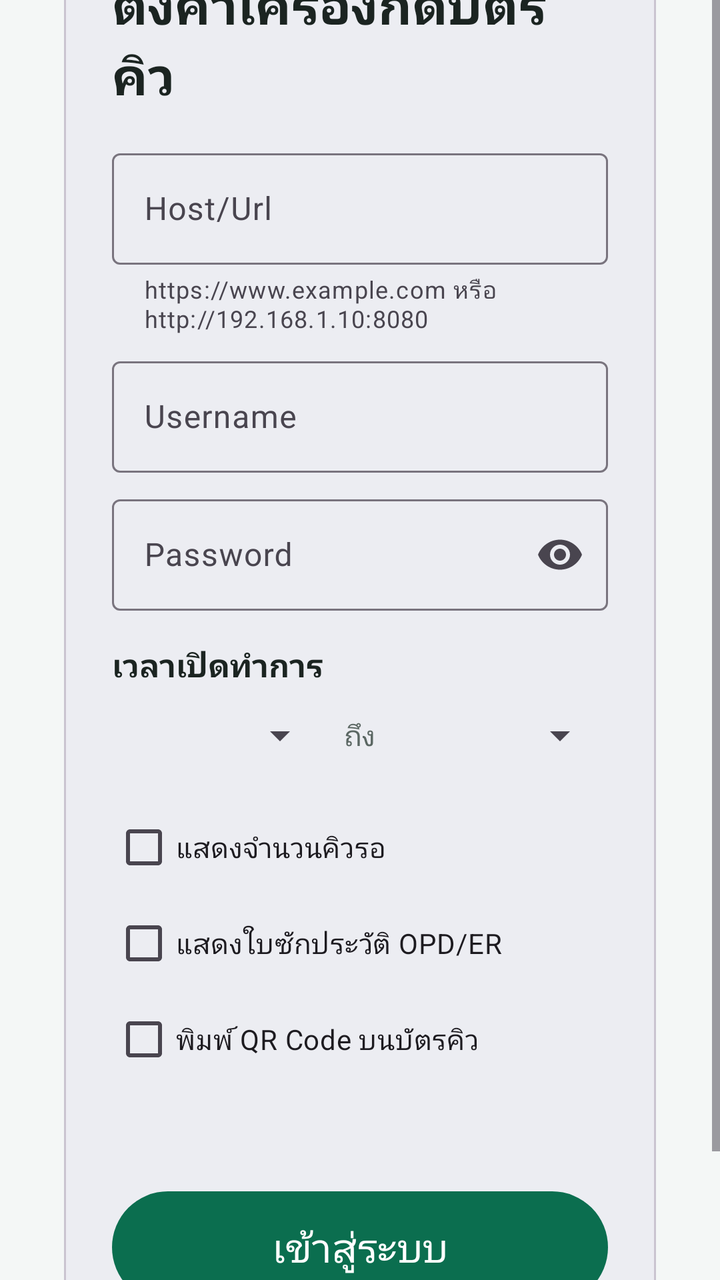
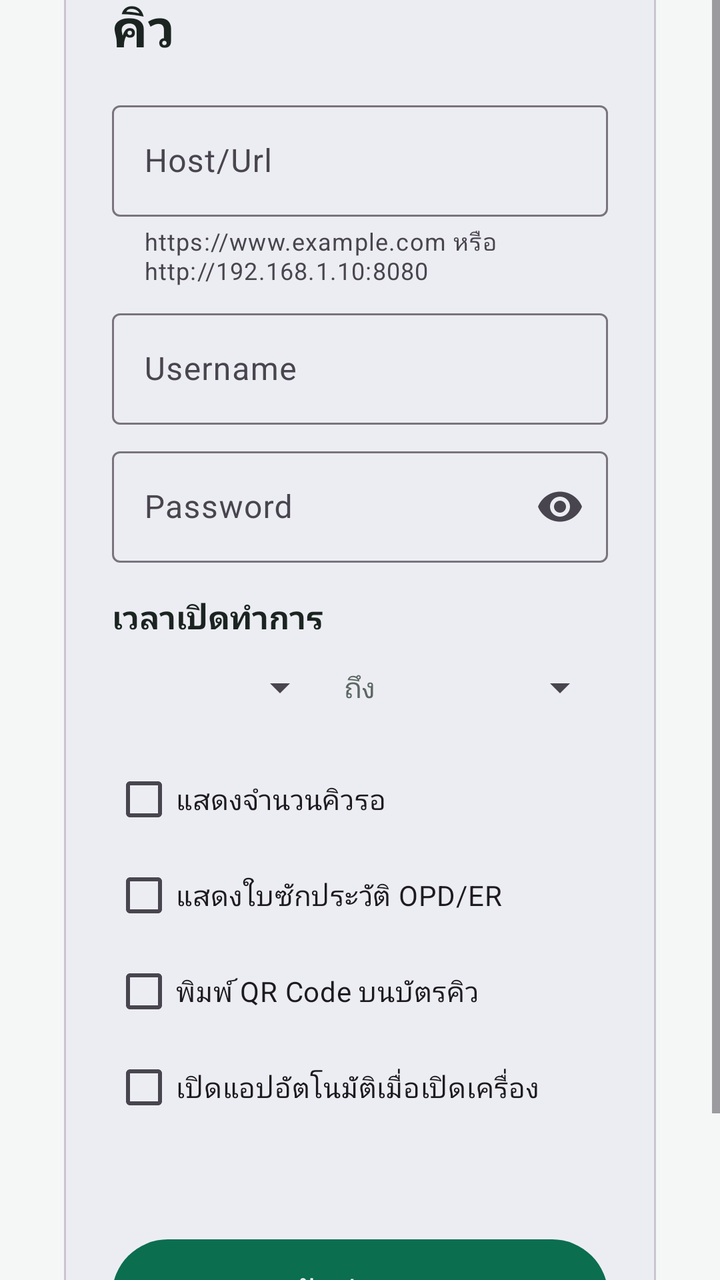

Screens rendered from an Android XML layout before and after an edit, with the pre-edit source and the edit as a unified diff.
<!-- AndroidManifest.xml: application theme Theme.QueueKiosk -->
<!-- res/layout/activity_login.xml -->
<?xml version="1.0" encoding="utf-8"?>
<ScrollView xmlns:android="http://schemas.android.com/apk/res/android"
    xmlns:app="http://schemas.android.com/apk/res-auto"
    android:layout_width="match_parent"
    android:layout_height="match_parent"
    android:background="@color/background"
    android:fillViewport="true">

    <LinearLayout
        android:layout_width="match_parent"
        android:layout_height="wrap_content"
        android:layout_gravity="center"
        android:gravity="center_horizontal"
        android:orientation="vertical"
        android:padding="32dp">

        <com.google.android.material.card.MaterialCardView
            android:layout_width="match_parent"
            android:layout_height="wrap_content"
            app:cardCornerRadius="16dp"
            app:cardElevation="2dp">

            <LinearLayout
                android:layout_width="match_parent"
                android:layout_height="wrap_content"
                android:orientation="vertical"
                android:padding="24dp">

                <TextView
                    android:layout_width="wrap_content"
                    android:layout_height="wrap_content"
                    android:text="@string/login_title"
                    android:textColor="@color/text_primary"
                    android:textSize="26sp"
                    android:textStyle="bold" />

                <com.google.android.material.textfield.TextInputLayout
                    style="@style/Widget.Material3.TextInputLayout.OutlinedBox"
                    android:layout_width="match_parent"
                    android:layout_height="wrap_content"
                    android:layout_marginTop="16dp"
                    android:hint="@string/login_url"
                    app:helperText="@string/login_url_hint">

                    <com.google.android.material.textfield.TextInputEditText
                        android:id="@+id/loginUrl"
                        android:layout_width="match_parent"
                        android:layout_height="wrap_content"
                        android:imeOptions="actionNext"
                        android:inputType="textUri" />
                </com.google.android.material.textfield.TextInputLayout>

                <com.google.android.material.textfield.TextInputLayout
                    style="@style/Widget.Material3.TextInputLayout.OutlinedBox"
                    android:layout_width="match_parent"
                    android:layout_height="wrap_content"
                    android:layout_marginTop="8dp"
                    android:hint="@string/login_username">

                    <com.google.android.material.textfield.TextInputEditText
                        android:id="@+id/loginUsername"
                        android:layout_width="match_parent"
                        android:layout_height="wrap_content"
                        android:imeOptions="actionNext"
                        android:inputType="text" />
                </com.google.android.material.textfield.TextInputLayout>

                <com.google.android.material.textfield.TextInputLayout
                    style="@style/Widget.Material3.TextInputLayout.OutlinedBox"
                    android:layout_width="match_parent"
                    android:layout_height="wrap_content"
                    android:layout_marginTop="8dp"
                    android:hint="@string/login_password"
                    app:endIconMode="password_toggle">

                    <com.google.android.material.textfield.TextInputEditText
                        android:id="@+id/loginPassword"
                        android:layout_width="match_parent"
                        android:layout_height="wrap_content"
                        android:imeOptions="actionDone"
                        android:inputType="textPassword" />
                </com.google.android.material.textfield.TextInputLayout>

                <TextView
                    android:layout_width="wrap_content"
                    android:layout_height="wrap_content"
                    android:layout_marginTop="16dp"
                    android:text="@string/login_working_hours"
                    android:textColor="@color/text_primary"
                    android:textSize="16sp"
                    android:textStyle="bold" />

                <LinearLayout
                    android:layout_width="match_parent"
                    android:layout_height="wrap_content"
                    android:gravity="center_vertical"
                    android:orientation="horizontal">

                    <Spinner
                        android:id="@+id/loginOpenHour"
                        android:layout_width="0dp"
                        android:layout_height="48dp"
                        android:layout_weight="1" />

                    <TextView
                        android:layout_width="wrap_content"
                        android:layout_height="wrap_content"
                        android:layout_marginStart="8dp"
                        android:layout_marginEnd="8dp"
                        android:text="@string/login_to"
                        android:textColor="@color/text_secondary" />

                    <Spinner
                        android:id="@+id/loginCloseHour"
                        android:layout_width="0dp"
                        android:layout_height="48dp"
                        android:layout_weight="1" />
                </LinearLayout>

                <com.google.android.material.checkbox.MaterialCheckBox
                    android:id="@+id/loginShowTotal"
                    android:layout_width="wrap_content"
                    android:layout_height="wrap_content"
                    android:layout_marginTop="8dp"
                    android:text="@string/login_show_total" />

                <com.google.android.material.checkbox.MaterialCheckBox
                    android:id="@+id/loginShowHistory"
                    android:layout_width="wrap_content"
                    android:layout_height="wrap_content"
                    android:text="@string/login_show_history" />

                <com.google.android.material.checkbox.MaterialCheckBox
                    android:id="@+id/loginShowQr"
                    android:layout_width="wrap_content"
                    android:layout_height="wrap_content"
                    android:text="@string/login_show_qr" />

                <TextView
                    android:id="@+id/loginStatus"
                    android:layout_width="match_parent"
                    android:layout_height="wrap_content"
                    android:layout_marginTop="12dp"
                    android:gravity="center"
                    android:minHeight="24dp"
                    android:textSize="16sp" />

                <ProgressBar
                    android:id="@+id/loginProgress"
                    android:layout_width="32dp"
                    android:layout_height="32dp"
                    android:layout_gravity="center"
                    android:indeterminateTint="@color/brand"
                    android:visibility="gone" />

                <com.google.android.material.button.MaterialButton
                    android:id="@+id/loginButton"
                    android:layout_width="match_parent"
                    android:layout_height="64dp"
                    android:layout_marginTop="12dp"
                    android:text="@string/login_button"
                    android:textSize="20sp" />
            </LinearLayout>
        </com.google.android.material.card.MaterialCardView>
    </LinearLayout>
</ScrollView>
<!-- resources referenced by this layout -->
<resources>
  <color name="background">#F4F7F6</color>
  <color name="brand">#0B6E4F</color>
  <color name="text_primary">#1B2421</color>
  <color name="text_secondary">#5B6763</color>
  <string name="login_button">เข้าสู่ระบบ</string>
  <string name="login_password">Password</string>
  <string name="login_show_history">แสดงใบซักประวัติ OPD/ER</string>
  <string name="login_show_qr">พิมพ์ QR Code บนบัตรคิว</string>
  <string name="login_show_total">แสดงจำนวนคิวรอ</string>
  <string name="login_title">ตั้งค่าเครื่องกดบัตรคิว</string>
  <string name="login_to">ถึง</string>
  <string name="login_url">Host/Url</string>
  <string name="login_url_hint">https://www.example.com หรือ http://192.168.1.10:8080</string>
  <string name="login_username">Username</string>
  <string name="login_working_hours">เวลาเปิดทำการ</string>
  <style name="Theme.QueueKiosk" parent="Theme.Material3.Light.NoActionBar">
          <item name="colorPrimary">@color/brand</item>
          <item name="colorOnPrimary">@color/white</item>
          <item name="colorPrimaryContainer">@color/brand_light</item>
          <item name="colorOnPrimaryContainer">@color/brand</item>
          <item name="colorSecondaryContainer">@color/brand_light</item>
          <item name="colorOnSecondaryContainer">@color/brand</item>
          <item name="android:windowBackground">@color/background</item>
      </style>
  <color name="white">#FFFFFF</color>
  <color name="brand_light">#DDF2EA</color>
</resources>

<!-- the commit's change to res/layout/activity_login.xml (unified diff, before → after) -->
@@ -136,6 +136,27 @@
                     android:layout_height="wrap_content"
                     android:text="@string/login_show_qr" />
 
+                <com.google.android.material.checkbox.MaterialCheckBox
+                    android:id="@+id/loginAutoStart"
+                    android:layout_width="wrap_content"
+                    android:layout_height="wrap_content"
+                    android:text="@string/login_auto_start" />
+
+                
+                <TextView
+                    android:id="@+id/loginAutoStartPermission"
+                    android:layout_width="match_parent"
+                    android:layout_height="wrap_content"
+                    android:background="?attr/selectableItemBackground"
+                    android:minHeight="48dp"
+                    android:paddingStart="32dp"
+                    android:paddingTop="4dp"
+                    android:paddingBottom="4dp"
+                    android:text="@string/login_auto_start_permission"
+                    android:textColor="@color/danger"
+                    android:textSize="14sp"
+                    android:visibility="gone" />
+
                 <TextView
                     android:id="@+id/loginStatus"
                     android:layout_width="match_parent"
<!-- resource entries referenced after the edit -->
@@ -2,8 +2,11 @@
 <resources>
   <color name="background">#F4F7F6</color>
   <color name="brand">#0B6E4F</color>
+  <color name="danger">#C62828</color>
   <color name="text_primary">#1B2421</color>
   <color name="text_secondary">#5B6763</color>
+  <string name="login_auto_start">เปิดแอปอัตโนมัติเมื่อเปิดเครื่อง</string>
+  <string name="login_auto_start_permission">⚠ Android ต้องการสิทธิ์ \"แสดงทับแอปอื่น\" (Display over other apps) จึงจะเปิดแอปเองได้ แตะที่นี่เพื่ออนุญาต</string>
   <string name="login_button">เข้าสู่ระบบ</string>
   <string name="login_password">Password</string>
   <string name="login_show_history">แสดงใบซักประวัติ OPD/ER</string>
